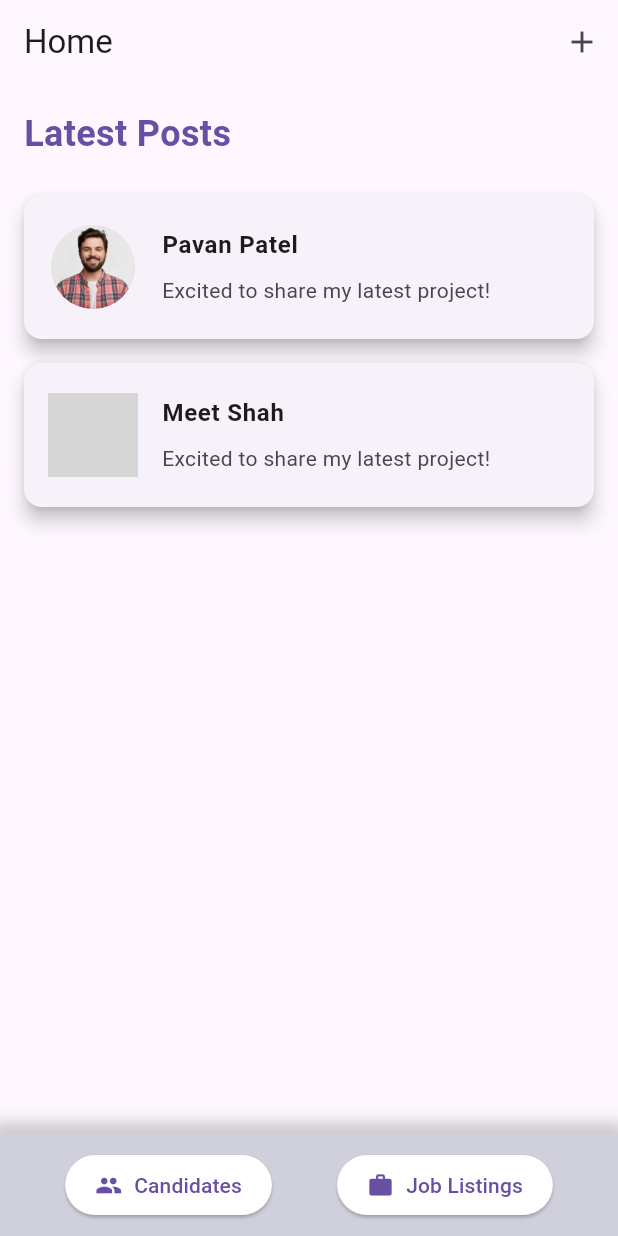
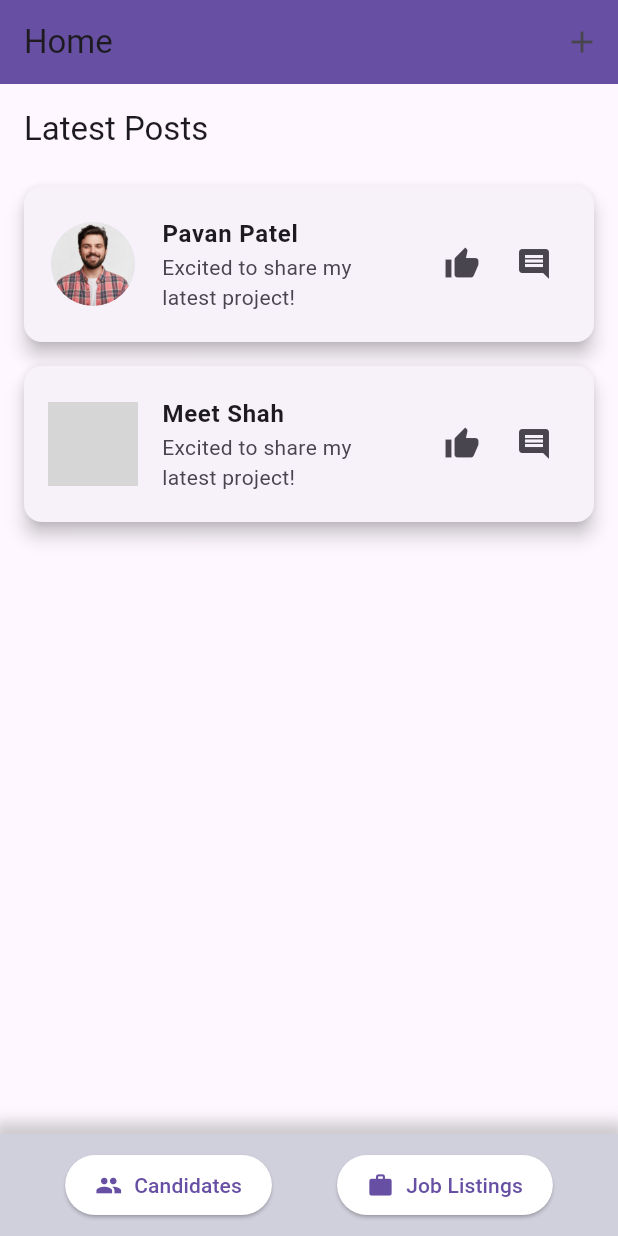
Before and after one commit to Dannysyed/jobrecruiting_usingFlutter, a Flutter app: the screen it shows after launch, on a phone screen of 412 x 824 dp. Run offline on Flutter 3.47's test engine with Material 3 defaults, Android fonts, the phone set to English and light mode, and no system bars; grey boxes are pictures that could not be loaded.

Commit message:
Like and comment button in posts

```diff
--- a/lib/widgets/home_screen.dart
+++ b/lib/widgets/home_screen.dart
@@ -1,4 +1,5 @@
 import 'package:flutter/material.dart';
+
 import 'create_post_screen.dart';
 import '../data/data.dart';
 import 'candidate_detail_screen.dart';
@@ -7,6 +8,7 @@ import 'candidates_screen.dart';
 
 class HomeScreen extends StatefulWidget {
   const HomeScreen({super.key});
+
   @override
   State<HomeScreen> createState() => _HomeScreenState();
 }
@@ -23,6 +25,7 @@ class _HomeScreenState extends State<HomeScreen> {
     return Scaffold(
       appBar: AppBar(
         title: const Text('Home'),
+        backgroundColor: Theme.of(context).primaryColor, // Set app bar color
         actions: [
           IconButton(
             icon: const Icon(Icons.add),
@@ -30,7 +33,8 @@ class _HomeScreenState extends State<HomeScreen> {
               await Navigator.push(
                 context,
                 MaterialPageRoute(
-                    builder: (context) => const CreatePostScreen()),
+                  builder: (context) => const CreatePostScreen(),
+                ),
               );
               setState(() {});
             },
@@ -45,11 +49,7 @@ class _HomeScreenState extends State<HomeScreen> {
             padding: const EdgeInsets.all(16),
             child: Text(
               'Latest Posts',
-              style: TextStyle(
-                fontSize: 24,
-                fontWeight: FontWeight.bold,
-                color: Theme.of(context).primaryColor,
-              ),
+              style: Theme.of(context).textTheme.headline6,
             ),
           ),
           Expanded(
@@ -67,13 +67,20 @@ class _HomeScreenState extends State<HomeScreen> {
   Widget _buildPostsList() {
     return connectedCandidatePosts.isEmpty
         ? const Center(child: Text('No posts to show'))
-        : ListView.builder(
+        : SingleChildScrollView(
+            child: Column(
+              children: [
+                Container(
+                  height: MediaQuery.of(context).size.height -
+                      200, // Adjust height as needed
+                  child: ListView.builder(
                     itemCount: connectedCandidatePosts.length,
                     itemBuilder: (context, index) {
                       final post = connectedCandidatePosts[index];
                       return Card(
                         elevation: 5,
-                margin: const EdgeInsets.symmetric(vertical: 8, horizontal: 16),
+                        margin: const EdgeInsets.symmetric(
+                            vertical: 8, horizontal: 16),
                         child: ListTile(
                           contentPadding: const EdgeInsets.symmetric(
                             vertical: 12,
@@ -81,15 +88,36 @@ class _HomeScreenState extends State<HomeScreen> {
                           ),
                           leading: CircleAvatar(
                             radius: 30,
-                    backgroundImage: AssetImage(post.candidate.imageUrl),
+                            backgroundImage:
+                                AssetImage(post.candidate.imageUrl),
                           ),
-                  title: Text(
+                          title: Row(
+                            mainAxisAlignment: MainAxisAlignment.spaceBetween,
+                            children: [
+                              Text(
                                 post.candidate.name,
-                    style: const TextStyle(fontWeight: FontWeight.bold),
+                                style: const TextStyle(
+                                    fontWeight: FontWeight.bold),
                               ),
-                  subtitle: Padding(
-                    padding: const EdgeInsets.only(top: 8.0),
-                    child: Text(post.message),
+                            ],
+                          ),
+                          subtitle: Text(post.message),
+                          trailing: Row(
+                            mainAxisSize: MainAxisSize.min,
+                            children: [
+                              IconButton(
+                                icon: const Icon(Icons.thumb_up),
+                                onPressed: () {
+                                  // Implement like functionality
+                                },
+                              ),
+                              IconButton(
+                                icon: const Icon(Icons.comment),
+                                onPressed: () {
+                                  // Implement comment functionality
+                                },
+                              ),
+                            ],
                           ),
                           onTap: () {
                             Navigator.push(
@@ -104,6 +132,10 @@ class _HomeScreenState extends State<HomeScreen> {
                         ),
                       );
                     },
+                  ),
+                ),
+              ],
+            ),
           );
   }
 
@@ -129,7 +161,8 @@ class _HomeScreenState extends State<HomeScreen> {
               Navigator.push(
                 context,
                 MaterialPageRoute(
-                    builder: (context) => const CandidatesScreen()),
+                  builder: (context) => const CandidatesScreen(),
+                ),
               );
             },
             icon: const Icon(Icons.people),
@@ -144,7 +177,8 @@ class _HomeScreenState extends State<HomeScreen> {
               Navigator.push(
                 context,
                 MaterialPageRoute(
-                    builder: (context) => const JobListingsScreen()),
+                  builder: (context) => const JobListingsScreen(),
+                ),
               );
             },
             icon: const Icon(Icons.work),
```
Lines whose indentation alone changed are shown as unchanged.
